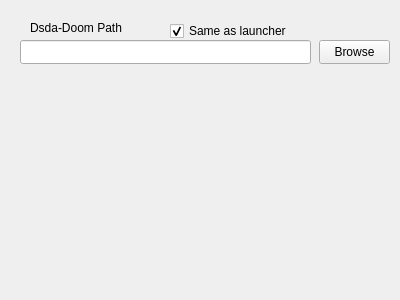
Old version of the form dsda-launcher/settings.ui in the repository Pedro-Beirao/dsda-launcher.
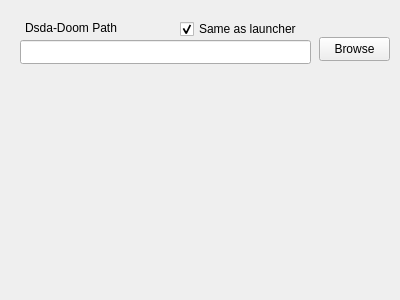
New version of the form.

```diff
--- a/dsda-launcher/settings.ui
+++ b/dsda-launcher/settings.ui
@@ -16,7 +16,7 @@
   <widget class="QLabel" name="label">
    <property name="geometry">
     <rect>
-     <x>30</x>
+     <x>25</x>
      <y>20</y>
      <width>121</width>
      <height>16</height>
@@ -42,8 +42,8 @@
   <widget class="QCheckBox" name="checkBox">
    <property name="geometry">
     <rect>
-     <x>170</x>
-     <y>20</y>
+     <x>180</x>
+     <y>18</y>
      <width>131</width>
      <height>22</height>
     </rect>
@@ -59,7 +59,7 @@
    <property name="geometry">
     <rect>
      <x>319</x>
-     <y>40</y>
+     <y>37</y>
      <width>71</width>
      <height>24</height>
     </rect>
@@ -67,6 +67,15 @@
    <property name="text">
     <string>Browse</string>
    </property>
+   <property name="autoDefault">
+    <bool>false</bool>
+   </property>
+   <property name="default">
+    <bool>false</bool>
+   </property>
+   <property name="flat">
+    <bool>false</bool>
+   </property>
   </widget>
  </widget>
  <resources/>
```
Left out of the diff: 6 changed lines with no effect on the pictures.
